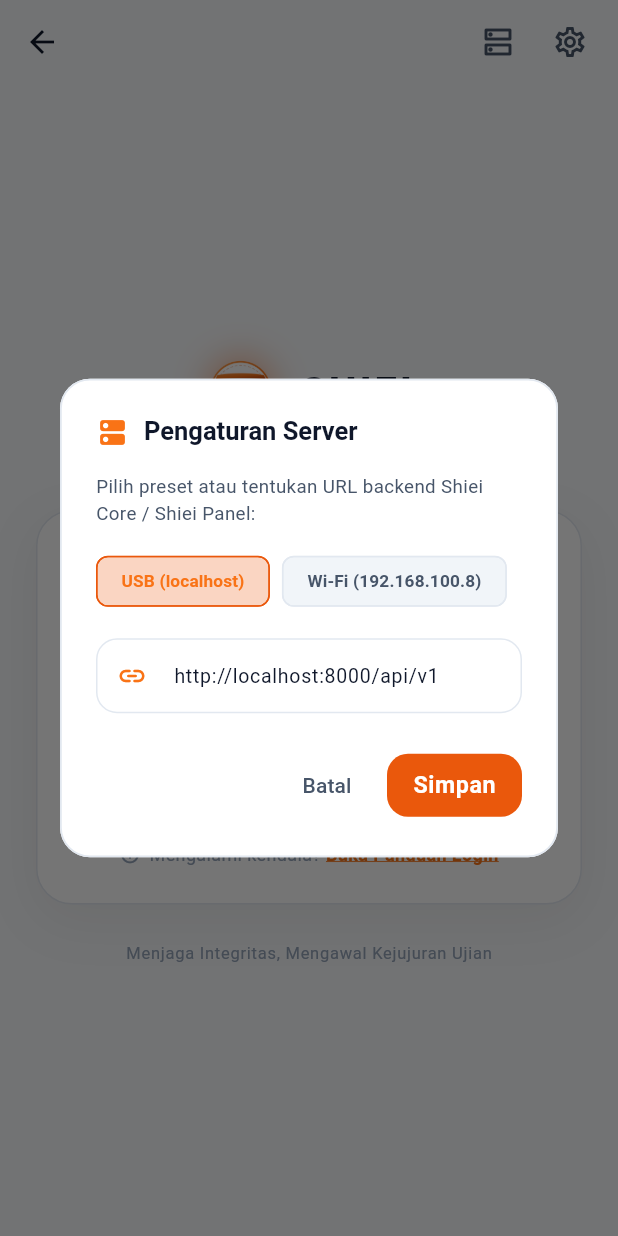
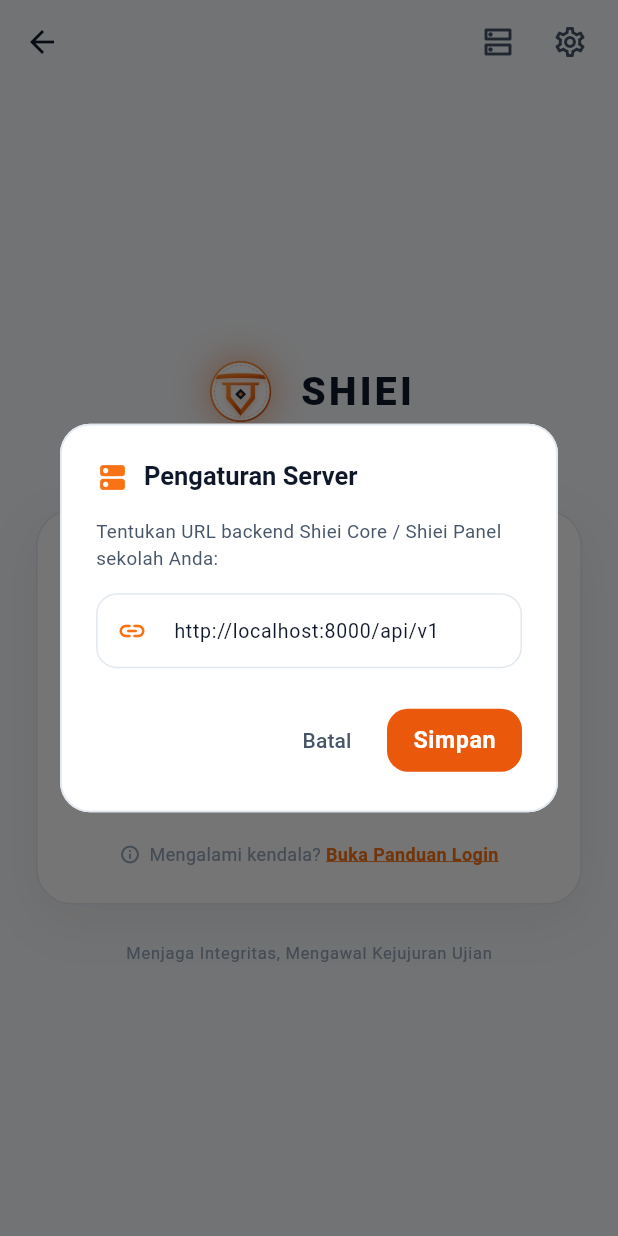
Before and after one commit to bimbap/shiei-exam-mobile-app, a Flutter app: the LoginScreen screen opened by its route, after a tap on the "dns" icon, on a phone screen of 412 x 824 dp. Run offline on Flutter 3.47's test engine with Material 3 defaults, Android fonts, the phone set to English and light mode, and no system bars; our stand-ins replace audioplayers, device_info_plus, dio, flutter_secure_storage, qr_flutter, wakelock_plus; missing offline and left inert: excel, file_selector, flutter_inappwebview, mobile_scanner; accounts and stored records are empty.

Commit message:
feat(mobile): remove server template presets and optimize release build

```diff
--- a/lib/features/auth/login_screen.dart
+++ b/lib/features/auth/login_screen.dart
@@ -80,64 +80,11 @@
             crossAxisAlignment: CrossAxisAlignment.start,
             children: [
               Text(
-                'Pilih preset atau tentukan URL backend Shiei Core / Shiei Panel:',
+                'Tentukan URL backend Shiei Core / Shiei Panel sekolah Anda:',
                 style: TextStyle(
                   color: isDark ? AppTheme.textSecondary : AppTheme.textSecondaryLight,
                   fontSize: 12.5,
                 ),
-              ),
-              const SizedBox(height: 12),
-              Wrap(
-                spacing: 8,
-                runSpacing: 8,
-                children: [
-                  ActionChip(
-                    label: const Text('USB (localhost)'),
-                    backgroundColor: serverController.text.contains('localhost')
-                        ? AppTheme.primaryShiei.withOpacity(0.25)
-                        : (isDark ? AppTheme.surfaceCard : AppTheme.surfaceCardLight),
-                    side: BorderSide(
-                      color: serverController.text.contains('localhost')
-                          ? AppTheme.primaryShiei
-                          : (isDark ? AppTheme.borderSubtle : AppTheme.borderSubtleLight),
-                    ),
-                    labelStyle: TextStyle(
-                      fontSize: 11.5,
-                      color: serverController.text.contains('localhost')
-                          ? AppTheme.primaryGlow
-                          : (isDark ? Colors.white70 : AppTheme.textSecondaryLight),
-                      fontWeight: FontWeight.w600,
-                    ),
-                    onPressed: () {
-                      setDialogState(() {
-                        serverController.text = 'http://localhost:8000/api/v1';
-                      });
-                    },
-                  ),
-                  ActionChip(
-                    label: const Text('Wi-Fi (192.168.100.8)'),
-                    backgroundColor: serverController.text.contains('192.168.100.8')
-                        ? AppTheme.primaryShiei.withOpacity(0.25)
-                        : (isDark ? AppTheme.surfaceCard : AppTheme.surfaceCardLight),
-                    side: BorderSide(
-                      color: serverController.text.contains('192.168.100.8')
-                          ? AppTheme.primaryShiei
-                          : (isDark ? AppTheme.borderSubtle : AppTheme.borderSubtleLight),
-                    ),
-                    labelStyle: TextStyle(
-                      fontSize: 11.5,
-                      color: serverController.text.contains('192.168.100.8')
-                          ? AppTheme.primaryGlow
-                          : (isDark ? Colors.white70 : AppTheme.textSecondaryLight),
-                      fontWeight: FontWeight.w600,
-                    ),
-                    onPressed: () {
-                      setDialogState(() {
-                        serverController.text = 'http://192.168.100.8:8000/api/v1';
-                      });
-                    },
-                  ),
-                ],
               ),
               const SizedBox(height: 14),
               TextField(
```
